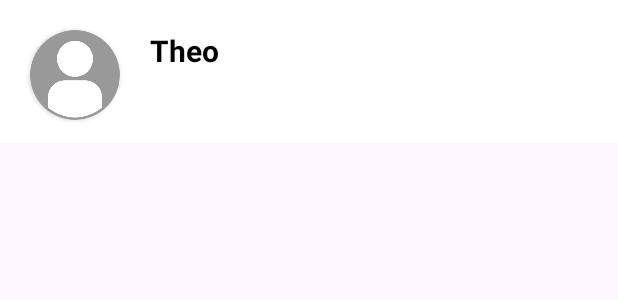
After one commit to theomeme/ChatApplication, an Android app: the layout user_layout.xml on its own in the app's theme, with its tools: preview values and no code run, on a phone screen of 412 x 824 dp. The commit adds this screen. Shown: the top 300 px of the screen. Run offline under Robolectric (Android 15) with nearby library versions, the phone set to English and light mode, and no system bars.

Commit message:
Start RecyclerView

```diff
--- a/app/build.gradle
+++ b/app/build.gradle
@@ -48,4 +48,5 @@ dependencies {
     implementation 'com.google.android.material:material:1.8.0'
     androidTestImplementation 'androidx.test.ext:junit:1.1.5'
     androidTestImplementation 'androidx.test.espresso:espresso-core:3.5.1'
+    implementation 'androidx.cardview:cardview:1.0.0'
 }
--- /dev/null
+++ b/app/src/main/res/layout/user_layout.xml
@@ -0,0 +1,50 @@
+<?xml version="1.0" encoding="utf-8"?>
+<RelativeLayout xmlns:android="http://schemas.android.com/apk/res/android"
+    android:layout_width="match_parent"
+    android:layout_height="match_parent"
+    xmlns:app="http://schemas.android.com/apk/res-auto">
+
+    <RelativeLayout
+        android:layout_width="match_parent"
+        android:layout_height="95dp"
+        android:background="@color/white">
+
+        <androidx.cardview.widget.CardView
+            android:layout_width="60dp"
+            android:layout_height="60dp"
+            android:id="@+id/imageView"
+            app:cardCornerRadius = "60dp"
+            android:layout_marginTop="20dp"
+            android:layout_marginLeft="20dp">
+
+            <ImageView
+                android:layout_width="60dp"
+                android:layout_height="60dp"
+                android:scaleType="centerCrop"
+                android:id="@+id/defaultUser"
+                android:src="@drawable/defaultUser">
+
+            </ImageView>
+
+        </androidx.cardview.widget.CardView>
+
+        <TextView
+            android:layout_width="120dp"
+            android:layout_height="30dp"
+            android:text="Theo"
+            android:id="@+id/txt_name"
+            android:textColor="@color/black"
+            android:textSize="20sp"
+            android:layout_toRightOf="@+id/imageView"
+            android:layout_marginTop="20dp"
+            android:layout_marginLeft="20dp"
+            android:textStyle="bold">
+
+        </TextView>
+
+
+
+
+    </RelativeLayout>
+
+</RelativeLayout>
```
Also changed, not shown: app/src/main/java/br/com/theodoro/chatapplication/User.kt (added, +16 -0 lines), app/src/main/java/br/com/theodoro/chatapplication/UserAdapter.kt (added, +9 -0 lines), app/src/main/res/layout/activity_main.xml (+5 -5 lines), app/src/main/res/drawable/defaultUser.png (added).
